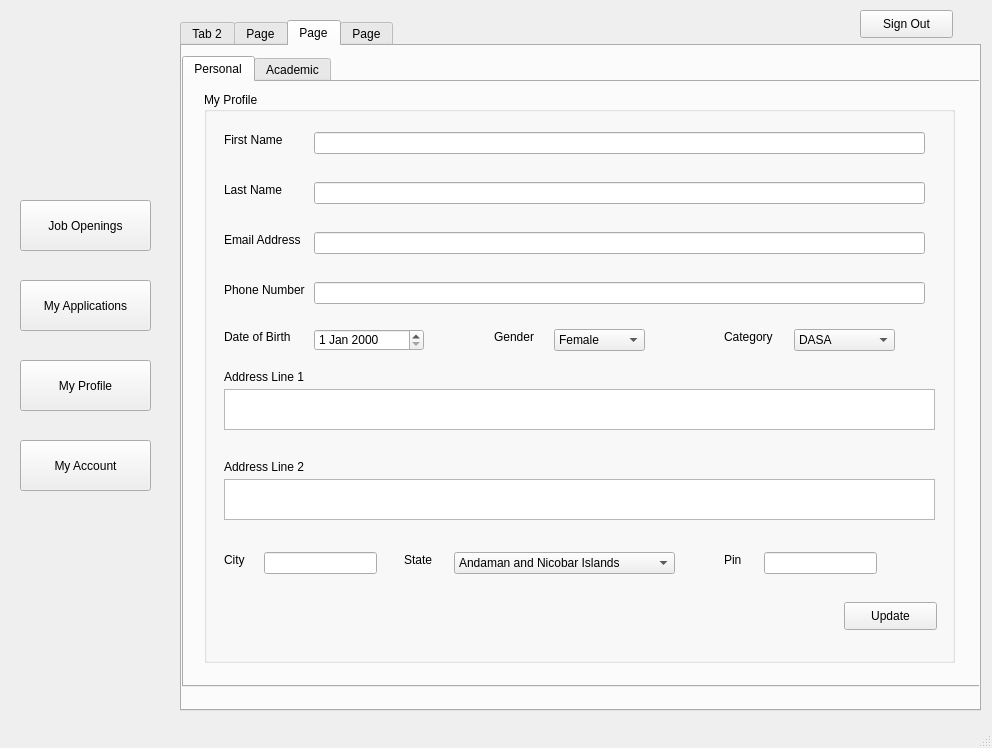
The window that frontend/ui/placement_cell_student.ui (raghuvanshraj/Placement-Cell-Management-System) describes before a commit, drawn with Qt 5.
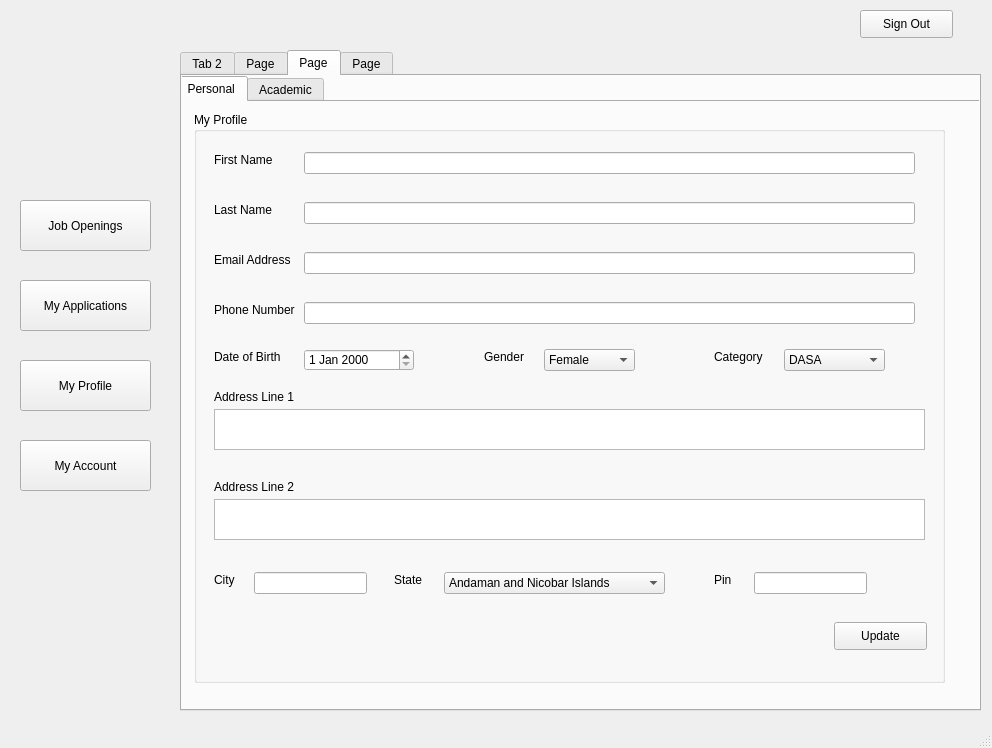
The same window after the commit. The open tabs and pages were chosen to show the change. Icons and pictures are not drawn.

```diff
--- a/frontend/ui/placement_cell_student.ui
+++ b/frontend/ui/placement_cell_student.ui
@@ -93,9 +93,9 @@
     <property name="geometry">
      <rect>
       <x>180</x>
-      <y>20</y>
+      <y>50</y>
       <width>801</width>
-      <height>691</height>
+      <height>661</height>
      </rect>
     </property>
     <property name="currentIndex">
@@ -240,10 +240,10 @@
      <widget class="QTabWidget" name="tabWidget_2">
       <property name="geometry">
        <rect>
-        <x>0</x>
-        <y>10</y>
-        <width>801</width>
-        <height>631</height>
+        <x>-10</x>
+        <y>0</y>
+        <width>811</width>
+        <height>641</height>
        </rect>
       </property>
       <property name="currentIndex">
@@ -251,7 +251,7 @@
       </property>
       <widget class="QWidget" name="tab_6">
        <attribute name="title">
-        <string>Personal</string>
+        <string> Personal</string>
        </attribute>
        <widget class="QGroupBox" name="groupBox">
         <property name="geometry">
```
Left out of the diff: 6 changed lines with no effect on the pictures.
